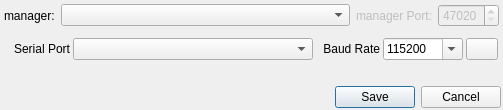
Qt form qiperfc/src/dlgserial.ui (coolshou/qiperf) before a commit.
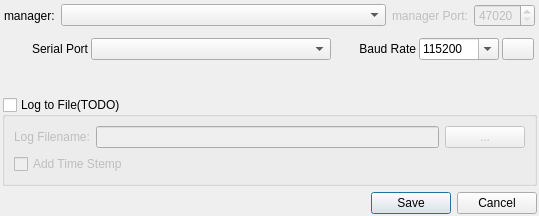
The same form after that commit. Icons and pictures are not drawn.

Commit message: add helper func

What changed in the file:
```diff
--- a/qiperfc/src/dlgserial.ui
+++ b/qiperfc/src/dlgserial.ui
@@ -6,8 +6,8 @@
    <rect>
     <x>0</x>
     <y>0</y>
-    <width>503</width>
-    <height>110</height>
+    <width>539</width>
+    <height>216</height>
    </rect>
   </property>
   <property name="windowTitle">
@@ -17,7 +17,7 @@
    <iconset resource="../../qiperf.qrc">
     <normaloff>:/serial</normaloff>:/serial</iconset>
   </property>
-  <layout class="QVBoxLayout" name="verticalLayout" stretch="0,0,1,0">
+  <layout class="QVBoxLayout" name="verticalLayout" stretch="0,0,1,0,0">
    <property name="leftMargin">
     <number>2</number>
    </property>
@@ -257,6 +257,45 @@
      </property>
     </spacer>
    </item>
+   <item>
+    <widget class="QGroupBox" name="groupBox">
+     <property name="title">
+      <string>Log to File(TODO)</string>
+     </property>
+     <property name="checkable">
+      <bool>true</bool>
+     </property>
+     <property name="checked">
+      <bool>false</bool>
+     </property>
+     <layout class="QGridLayout" name="gridLayout">
+      <item row="0" column="2">
+       <widget class="QPushButton" name="pbSelectLogFile">
+        <property name="text">
+         <string>...</string>
+        </property>
+       </widget>
+      </item>
+      <item row="0" column="1">
+       <widget class="QLineEdit" name="lineEdit"/>
+      </item>
+      <item row="0" column="0">
+       <widget class="QLabel" name="label_3">
+        <property name="text">
+         <string>Log Filename:</string>
+        </property>
+       </widget>
+      </item>
+      <item row="1" column="0" colspan="2">
+       <widget class="QCheckBox" name="cbTimeStemp">
+        <property name="text">
+         <string>Add Time Stemp</string>
+        </property>
+       </widget>
+      </item>
+     </layout>
+    </widget>
+   </item>
    <item>
     <widget class="QDialogButtonBox" name="buttonBox">
      <property name="orientation">
```
The commit also changes 2 other files.
